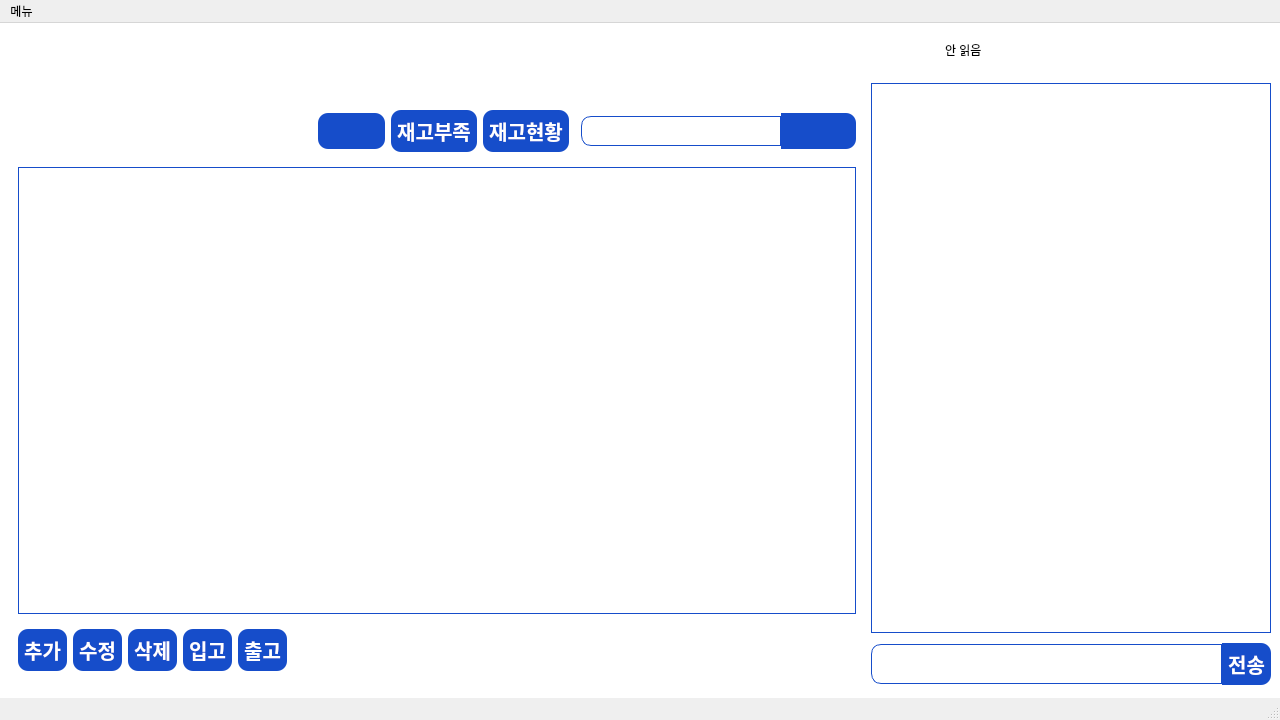
si-yeon/management_program, file client/view/view_main.ui: the form before one commit.
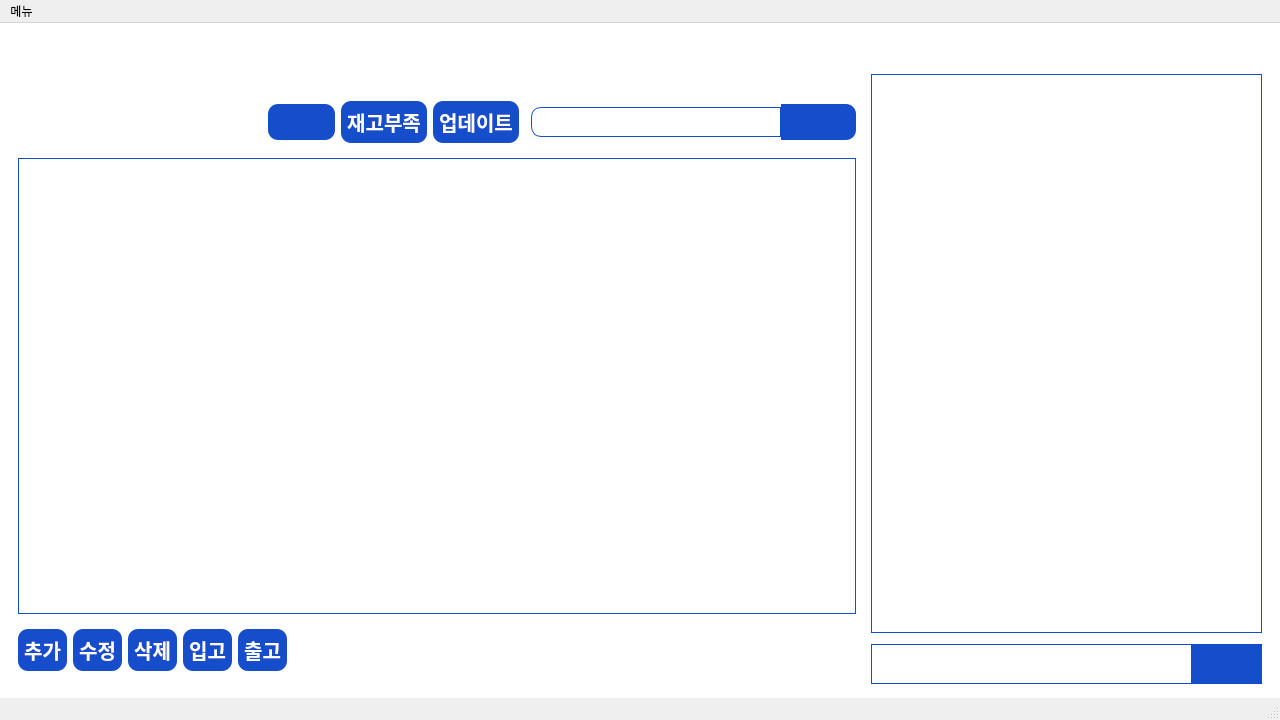
The form after the commit. Icons and pictures are not drawn.

The edit to the form file:
```diff
--- a/client/view/view_main.ui
+++ b/client/view/view_main.ui
@@ -67,7 +67,7 @@
         <number>9</number>
        </property>
        <property name="topMargin">
-        <number>9</number>
+        <number>0</number>
        </property>
        <property name="rightMargin">
         <number>9</number>
@@ -77,6 +77,12 @@
        </property>
        <item alignment="Qt::AlignRight">
         <widget class="QWidget" name="widget_4" native="true">
+         <property name="sizePolicy">
+          <sizepolicy hsizetype="Preferred" vsizetype="Preferred">
+           <horstretch>0</horstretch>
+           <verstretch>0</verstretch>
+          </sizepolicy>
+         </property>
          <layout class="QHBoxLayout" name="horizontalLayout">
           <property name="spacing">
            <number>5</number>
@@ -94,26 +100,28 @@
            <number>0</number>
           </property>
           <item>
-           <layout class="QHBoxLayout" name="horizontalLayout_11">
-            <property name="spacing">
-             <number>6</number>
+           <widget class="QPushButton" name="pb_alarm">
+            <property name="minimumSize">
+             <size>
+              <width>0</width>
+              <height>0</height>
+             </size>
             </property>
-            <property name="leftMargin">
-             <number>0</number>
+            <property name="styleSheet">
+             <string notr="true">background-color: rgba(0, 0, 0, 0);</string>
             </property>
-            <property name="topMargin">
-             <number>0</number>
-            </property>
-            <property name="rightMargin">
-             <number>0</number>
-            </property>
-            <property name="bottomMargin">
-             <number>0</number>
-            </property>
-            <item>
-             <widget class="QLabel" name="lb_no_read">
               <property name="text">
-               <string>안 읽음</string>
+             <string/>
+            </property>
+            <property name="icon">
+             <iconset>
+              <normaloff>../../img/icon/alarm.png</normaloff>../../img/icon/alarm.png</iconset>
+            </property>
+            <property name="iconSize">
+             <size>
+              <width>40</width>
+              <height>40</height>
+             </size>
               </property>
              </widget>
             </item>
@@ -140,13 +148,11 @@
               </property>
               <property name="iconSize">
                <size>
-                <width>30</width>
-                <height>30</height>
+              <width>40</width>
+              <height>40</height>
                </size>
               </property>
              </widget>
-            </item>
-           </layout>
           </item>
           <item>
            <widget class="QPushButton" name="pb_timeline">
@@ -171,8 +177,8 @@
             </property>
             <property name="iconSize">
              <size>
-              <width>30</width>
-              <height>30</height>
+              <width>40</width>
+              <height>40</height>
              </size>
             </property>
            </widget>
@@ -200,8 +206,8 @@
             </property>
             <property name="iconSize">
              <size>
-              <width>30</width>
-              <height>30</height>
+              <width>40</width>
+              <height>40</height>
              </size>
             </property>
            </widget>
@@ -229,8 +235,8 @@
             </property>
             <property name="iconSize">
              <size>
-              <width>30</width>
-              <height>30</height>
+              <width>40</width>
+              <height>40</height>
              </size>
             </property>
            </widget>
@@ -347,8 +353,8 @@
                   </property>
                   <property name="iconSize">
                    <size>
-                    <width>20</width>
-                    <height>20</height>
+                    <width>25</width>
+                    <height>25</height>
                    </size>
                   </property>
                  </widget>
@@ -375,7 +381,7 @@
                    </size>
                   </property>
                   <property name="text">
-                   <string>재고현황</string>
+                   <string>업데이트</string>
                   </property>
                  </widget>
                 </item>
@@ -427,7 +433,7 @@
                     <widget class="QLineEdit" name="le_find">
                      <property name="minimumSize">
                       <size>
-                       <width>200</width>
+                       <width>250</width>
                        <height>30</height>
                       </size>
                      </property>
@@ -475,8 +481,27 @@
              <item>
               <widget class="QTableWidget" name="tableWidget">
                <property name="styleSheet">
-                <string notr="true">    text-align: center;
-    border: 1px solid #164DCA;
+                <string notr="true">QTableWidget
+{
+text-align: center;
+border: 1px solid #164DCA;
+}
+
+QScrollBar:vertical {
+    background: red;
+    width: 10px;
+}
+
+QScrollBar::handle:vertical {
+    background: gray;
+}
+
+QScrollBar::add-line:vertical,
+QScrollBar::sub-line:vertical {
+    border: none;
+    background: none;
+}
+
 </string>
                </property>
               </widget>
@@ -626,7 +651,7 @@
                <number>0</number>
               </property>
               <property name="rightMargin">
-               <number>0</number>
+               <number>9</number>
               </property>
               <property name="bottomMargin">
                <number>0</number>
@@ -694,8 +719,6 @@
                    <property name="styleSheet">
                     <string notr="true">    text-align: center;
     border: 1px solid #164DCA;
-    border-top-left-radius: 10px;
-border-bottom-left-radius: 10px;
 font-size: 15px;
 </string>
                    </property>
@@ -705,18 +728,25 @@
                   <widget class="QPushButton" name="pb_send">
                    <property name="minimumSize">
                     <size>
-                     <width>0</width>
+                     <width>70</width>
                      <height>40</height>
                     </size>
                    </property>
                    <property name="styleSheet">
-                    <string notr="true">border-top-right-radius: 10px;
-border-bottom-right-radius: 10px;
-border-top-left-radius: 0px;
-border-bottom-left-radius: 0px;</string>
+                    <string notr="true">border-radius: 0;</string>
                    </property>
                    <property name="text">
-                    <string>전송</string>
+                    <string/>
+                   </property>
+                   <property name="icon">
+                    <iconset>
+                     <normaloff>../../img/icon/send.png</normaloff>../../img/icon/send.png</iconset>
+                   </property>
+                   <property name="iconSize">
+                    <size>
+                     <width>25</width>
+                     <height>25</height>
+                    </size>
                    </property>
                   </widget>
                  </item>
```
Left out of the diff: 22 changed lines with no effect on the pictures. Lines whose indentation alone changed are shown as unchanged.
